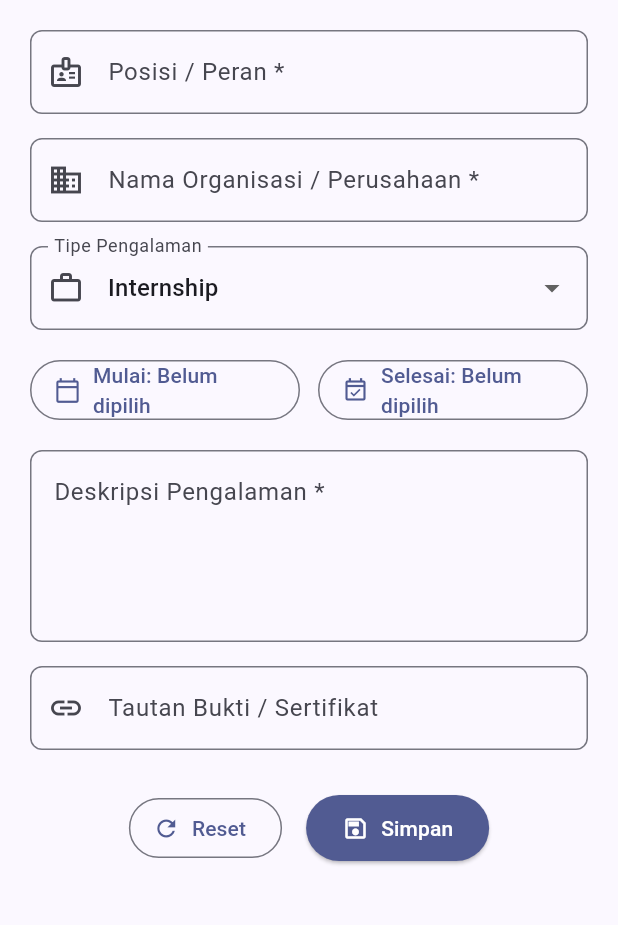
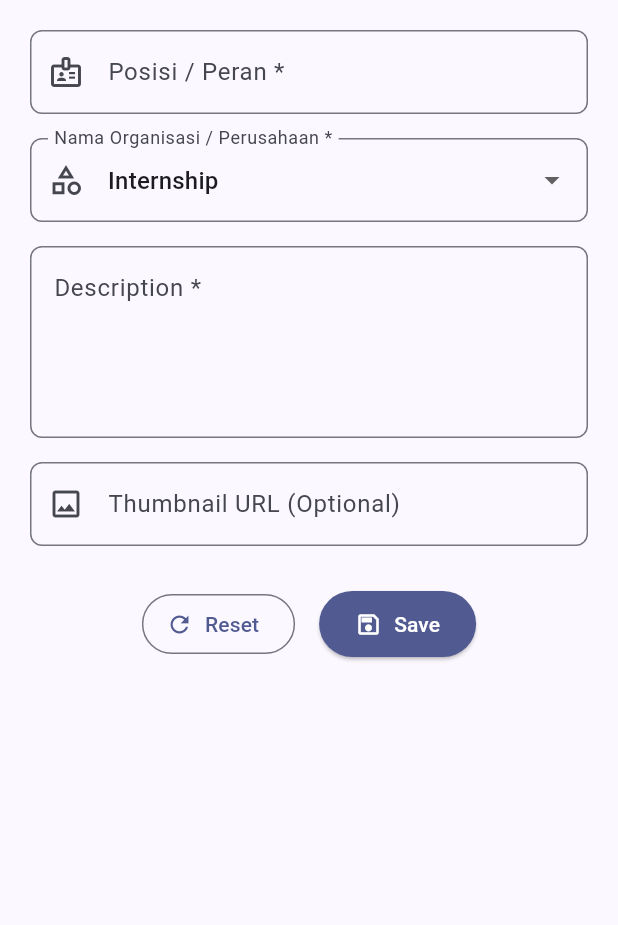
Before and after one commit to ghaisannabil-n/myportofolio_mobile, a Flutter app: the ExperienceFormPage screen opened directly, on a phone screen of 412 x 824 dp, the part 84-1009 px from its top. Run offline on Flutter 3.47's test engine with Material 3 defaults, Android fonts, the phone set to English and light mode, and no system bars; generated files the repository leaves out were written again.

Commit message:
feat: integrate authenticated POST and experience backend django

```diff
--- a/lib/models/experience.dart
+++ b/lib/models/experience.dart
@@ -6,12 +6,16 @@ part 'experience.g.dart';
 class Experience {
   const Experience({
     required this.title,
-    required this.role,
-    required this.organization,
-    required this.startDate,
-    this.endDate = '',
-    this.description = '',
+    required this.description,
+    required this.category,
     this.id,
+    this.thumbnail = '',
+    this.categoryDisplay = '',
+    this.isOngoing = false,
+    this.starCount = 0,
+    this.isStarred = false,
+    this.experienceImg = '',
+    this.starredByNames = '',
   });
 
   factory Experience.fromJson(Map<String, dynamic> json) =>
@@ -20,15 +24,29 @@ class Experience {
   @JsonKey(includeToJson: false)
   final String? id;
   final String title;
-  final String role;
-  final String organization;
-  final String startDate;
+  final String description;
+  final String category;
 
   @JsonKey(defaultValue: '')
-  final String endDate;
+  final String thumbnail;
+
+  @JsonKey(includeToJson: false, defaultValue: '')
+  final String categoryDisplay;
+
+  @JsonKey(includeToJson: false, defaultValue: false)
+  final bool isOngoing;
+
+  @JsonKey(includeToJson: false, defaultValue: 0)
+  final int starCount;
+
+  @JsonKey(includeToJson: false, defaultValue: false)
+  final bool isStarred;
 
   @JsonKey(defaultValue: '')
-  final String description;
+  final String experienceImg;
+
+  @JsonKey(includeToJson: false, defaultValue: '')
+  final String starredByNames;
 
   Map<String, dynamic> toJson() => _$ExperienceToJson(this);
 }
--- a/lib/screens/experience_form.dart
+++ b/lib/screens/experience_form.dart
@@ -1,5 +1,11 @@
 import 'package:flutter/material.dart';
 import 'package:myportofolio_mobile/widgets/left_drawer.dart';
+import 'package:myportofolio_mobile/models/experience.dart';
+import 'package:myportofolio_mobile/screens/experience_list_screen.dart';
+import 'package:myportofolio_mobile/services/api_client.dart';
+import 'package:myportofolio_mobile/services/auth_state.dart';
+import 'package:myportofolio_mobile/widgets/auth_guard.dart';
+import 'package:provider/provider.dart';
 
 class ExperienceFormPage extends StatefulWidget {
   const ExperienceFormPage({super.key});
@@ -11,68 +17,153 @@ class ExperienceFormPage extends StatefulWidget {
 class _ExperienceFormPageState extends State<ExperienceFormPage> {
   final _formKey = GlobalKey<FormState>();
 
-  String _role = "";
-  String _organization = "";
-  String _employmentType = "Internship";
-  String _description = "";
-  String _proofLink = "";
-  DateTime? _startDate;
-  DateTime? _endDate;
+  static const Map<String, String> _categoryOptions = {
+    'internship': 'Internship',
+    'work': 'Work',
+    'organization': 'Organization',
+    'volunteer': 'Volunteer',
+    'academic': 'Academic',
+  };
 
-  final List<String> _employmentTypes = [
-    'Internship',
-    'Full-time',
-    'Part-time',
-    'Contract',
-    'Organization / Committee',
-  ];
+  String _title = '';
+  String _description = '';
+  String _category = _categoryOptions.keys.first;
+  String _thumbnail = '';
+  bool _isSubmitting = false;
 
-  String _formatDate(DateTime? date) {
-    if (date == null) return "Belum dipilih";
-    final year = date.year.toString();
-    final month = date.month.toString().padLeft(2, '0');
-    final day = date.day.toString().padLeft(2, '0');
-    return "$year-$month-$day";
+  String? _validateOptionalUrl(String? value) {
+    final trimmed = value?.trim() ?? '';
+    if (trimmed.isEmpty) return null;
+    final uri = Uri.tryParse(trimmed);
+    final isValid =
+        uri != null &&
+        (uri.scheme == 'http' || uri.scheme == 'https') &&
+        uri.host.isNotEmpty;
+    if (!isValid) {
+      return 'Masukkan format URL yang valid';
+    }
+    return null;
   }
 
-  Future<void> _selectDate(
-    BuildContext context, {
-    required bool isStart,
-  }) async {
-    final DateTime now = DateTime.now();
-    final DateTime initial = isStart
-        ? (_startDate ?? now)
-        : (_endDate ?? _startDate ?? now);
-
-    final DateTime? picked = await showDatePicker(
-      context: context,
-      initialDate: initial,
-      firstDate: DateTime(2015),
-      lastDate: DateTime(2030),
-    );
-
-    if (picked != null) {
-      setState(() {
-        if (isStart) {
-          _startDate = picked;
-        } else {
-          _endDate = picked;
+  String _friendlyErrorMessage(ApiException e) {
+    switch (e.statusCode) {
+      case 400:
+        return 'Data tidak valid (400). Periksa kembali isian formulir.';
+      case 403:
+        return 'Akses ditolak (403). Akun tidak memiliki izin.';
+      case 404:
+        return 'Endpoint tidak ditemukan (404).';
+      default:
+        if (e.statusCode >= 500) {
+          return 'Terjadi kesalahan pada server (${e.statusCode}). Coba lagi nanti.';
         }
-      });
+        return 'Gagal menyimpan pengalaman (${e.statusCode}).';
     }
   }
 
   void _resetForm() {
-    _formKey.currentState!.reset();
+    _formKey.currentState?.reset();
     setState(() {
-      _role = "";
-      _organization = "";
-      _employmentType = "Internship";
-      _description = "";
-      _proofLink = "";
-      _startDate = null;
-      _endDate = null;
+      _title = '';
+      _description = '';
+      _category = _categoryOptions.keys.first;
+      _thumbnail = '';
     });
+  }
+
+  Future<void> _submit() async {
+    if (!_formKey.currentState!.validate()) return;
+    final loggedIn = await ensureLoggedIn(context);
+    if (!mounted || !loggedIn) return;
+    final token = context.read<AuthState>().token;
+    if (token == null) return;
+    setState(() {
+      _isSubmitting = true;
+    });
+    final newExperience = Experience(
+      title: _title.trim(),
+      description: _description.trim(),
+      category: _category,
+      thumbnail: _thumbnail.trim(),
+    );
+    try {
+      final created = await context.read<ApiClient>().createExperience(
+        newExperience,
+        token: token,
+      );
+      if (!mounted) return;
+      final action = await showDialog<String>(
+        context: context,
+        builder: (dialogContext) {
+          final displayCategory = created.categoryDisplay.isNotEmpty
+              ? created.categoryDisplay
+              : created.category;
+          return AlertDialog(
+            title: const Text('Experience berhasil disimpan!'),
+            content: SingleChildScrollView(
+              child: Column(
+                mainAxisSize: MainAxisSize.min,
+                crossAxisAlignment: CrossAxisAlignment.start,
+                children: [
+                  Text('Title: ${created.title}'),
+                  Text('Category: $displayCategory'),
+                  Text('Description: ${created.description}'),
+                  if (created.thumbnail.isNotEmpty)
+                    Text('Thumbnail: ${created.thumbnail}'),
+                ],
+              ),
+            ),
+            actions: [
+              TextButton(
+                onPressed: () => Navigator.pop(dialogContext, 'add_more'),
+                child: const Text('Tambah Lagi'),
+              ),
+              ElevatedButton(
+                onPressed: () => Navigator.pop(dialogContext, 'view_list'),
+                child: const Text('Lihat Daftar'),
+              ),
+            ],
+          );
+        },
+      );
+      if (!mounted) return;
+      if (action == 'view_list') {
+        await Navigator.pushReplacement<void, void>(
+          context,
+          MaterialPageRoute<void>(builder: (_) => const ExperienceListScreen()),
+        );
+      } else {
+        _resetForm();
+      }
+    } on ApiException catch (e) {
+      if (!mounted) return;
+      if (e.statusCode == 401) {
+        await context.read<AuthState>().logout();
+        if (!mounted) return;
+        ScaffoldMessenger.of(context).showSnackBar(
+          const SnackBar(
+            content: Text('Sesi login kedaluwarsa (401). Silakan login ulang.'),
+          ),
+        );
+        await ensureLoggedIn(context);
+      } else {
+        ScaffoldMessenger.of(context)
+            .showSnackBar(SnackBar(content: Text(_friendlyErrorMessage(e))));
+      }
+    } catch (_) {
+      if (!mounted) return;
+      ScaffoldMessenger.of(context).showSnackBar(
+        const SnackBar(
+          content: Text('Gagal terhubung ke server. Periksa koneksi Anda.'),
+        ),
+      );
+    } finally {
+      if (mounted) {
+        setState(() {
+          _isSubmitting = false;
+        });
+      }
+    }
   }
 
   @override
@@ -111,284 +202,116 @@ class _ExperienceFormPageState extends State<ExperienceFormPage> {
                       borderRadius: BorderRadius.circular(8.0),
                     ),
                   ),
-                  onChanged: (String? value) {
-                    setState(() {
-                      _role = value ?? "";
-                    });
-                  },
-                  validator: (String? value) {
+                  onChanged: (value) => _title = value,
+                  validator: (value) {
                     if (value == null || value.trim().isEmpty) {
-                      return "Posisi atau peran tidak boleh kosong!";
-                    }
-                    if (value.trim().length < 3) {
-                      return "Posisi minimal terdiri dari 3 karakter!";
-                    }
-                    if (value.trim().length > 100) {
-                      return "Posisi maksimal 100 karakter!";
+                      return 'Title tidak boleh kosong!';
                     }
                     return null;
                   },
                 ),
               ),
-
               Padding(
                 padding: const EdgeInsets.all(8.0),
-                child: TextFormField(
+                child: DropdownButtonFormField<String>(
                   decoration: InputDecoration(
                     hintText: "Contoh: Fakultas Ilmu Komputer UI",
                     labelText: "Nama Organisasi / Perusahaan *",
-                    prefixIcon: const Icon(Icons.business_outlined),
+                    prefixIcon: const Icon(Icons.category_outlined),
                     border: OutlineInputBorder(
                       borderRadius: BorderRadius.circular(8.0),
                     ),
                   ),
-                  onChanged: (String? value) {
-                    setState(() {
-                      _organization = value ?? "";
-                    });
-                  },
-                  validator: (String? value) {
+                  initialValue: _category,
+                  items: _categoryOptions.entries
+                      .map(
+                        (entry) => DropdownMenuItem<String>(
+                          value: entry.key,
+                          child: Text(entry.value),
+                        ),
+                      )
+                      .toList(),
+                  onChanged: _isSubmitting
+                      ? null
+                      : (newValue) {
+                          if (newValue != null) {
+                            setState(() => _category = newValue);
+                          }
+                        },
+                ),
+              ),
+              Padding(
+                padding: const EdgeInsets.all(8),
+                child: TextFormField(
+                  maxLines: 4,
+                  decoration: InputDecoration(
+                    hintText: 'Jelaskan kontribusi dan tanggung jawab utama...',
+                    labelText: 'Description *',
+                    alignLabelWithHint: true,
+                    border: OutlineInputBorder(
+                      borderRadius: BorderRadius.circular(8),
+                    ),
+                  ),
+                  onChanged: (value) => _description = value,
+                  validator: (value) {
                     if (value == null || value.trim().isEmpty) {
-                      return "Nama organisasi tidak boleh kosong!";
-                    }
-                    if (value.trim().length > 100) {
-                      return "Nama organisasi maksimal 100 karakter!";
+                      return 'Description tidak boleh kosong!';
                     }
                     return null;
                   },
                 ),
               ),
-
               Padding(
-                padding: const EdgeInsets.all(8.0),
-                child: DropdownButtonFormField<String>(
-                  decoration: InputDecoration(
-                    labelText: "Tipe Pengalaman",
-                    prefixIcon: const Icon(Icons.work_outline),
-                    border: OutlineInputBorder(
-                      borderRadius: BorderRadius.circular(8.0),
-                    ),
-                  ),
-                  initialValue: _employmentType,
-                  items: _employmentTypes
-                      .map(
-                        (type) =>
-                            DropdownMenuItem(value: type, child: Text(type)),
-                      )
-                      .toList(),
-                  onChanged: (String? newValue) {
-                    setState(() {
-                      _employmentType = newValue!;
-                    });
-                  },
-                ),
-              ),
-
-              Padding(
-                padding: const EdgeInsets.all(8.0),
-                child: FormField<bool>(
-                  validator: (_) {
-                    if (_startDate == null || _endDate == null) {
-                      return "Tanggal mulai dan tanggal selesai wajib dipilih!";
-                    }
-                    if (_endDate!.isBefore(_startDate!)) {
-                      return "Tanggal selesai tidak boleh mendahului tanggal mulai!";
-                    }
-                    return null;
-                  },
-                  builder: (FormFieldState<bool> fieldState) {
-                    return Column(
-                      crossAxisAlignment: CrossAxisAlignment.start,
-                      children: [
-                        Row(
-                          children: [
-                            Expanded(
-                              child: OutlinedButton.icon(
-                                onPressed: () =>
-                                    _selectDate(context, isStart: true),
-                                icon: const Icon(Icons.calendar_today_outlined),
-                                label: Text(
-                                  "Mulai: ${_formatDate(_startDate)}",
-                                ),
-                              ),
-                            ),
-                            const SizedBox(width: 12),
-                            Expanded(
-                              child: OutlinedButton.icon(
-                                onPressed: () =>
-                                    _selectDate(context, isStart: false),
-                                icon: const Icon(
-                                  Icons.event_available_outlined,
-                                ),
-                                label: Text(
-                                  "Selesai: ${_formatDate(_endDate)}",
-                                ),
-                              ),
-                            ),
-                          ],
-                        ),
-                        if (fieldState.hasError)
-                          Padding(
-                            padding: const EdgeInsets.only(
-                              top: 6.0,
-                              left: 12.0,
-                            ),
-                            child: Text(
-                              fieldState.errorText!,
-                              style: TextStyle(
-                                color: Theme.of(context).colorScheme.error,
-                                fontSize: 12,
-                              ),
-                            ),
-                          ),
-                      ],
-                    );
-                  },
-                ),
-              ),
-
-              Padding(
-                padding: const EdgeInsets.all(8.0),
-                child: TextFormField(
-                  maxLines: 4,
-                  decoration: InputDecoration(
-                    hintText: "Jelaskan kontribusi dan tanggung jawab utama...",
-                    labelText: "Deskripsi Pengalaman *",
-                    alignLabelWithHint: true,
-                    border: OutlineInputBorder(
-                      borderRadius: BorderRadius.circular(8.0),
-                    ),
-                  ),
-                  onChanged: (String? value) {
-                    setState(() {
-                      _description = value ?? "";
-                    });
-                  },
-                  validator: (String? value) {
-                    if (value == null || value.trim().isEmpty) {
-                      return "Deskripsi pengalaman tidak boleh kosong!";
-                    }
-                    if (value.trim().length < 10) {
-                      return "Deskripsi minimal terdiri dari 10 karakter!";
-                    }
-                    return null;
-                  },
-                ),
-              ),
-
-              Padding(
-                padding: const EdgeInsets.all(8.0),
+                padding: const EdgeInsets.all(8),
                 child: TextFormField(
                   keyboardType: TextInputType.url,
                   decoration: InputDecoration(
-                    hintText: "https://linkedin.com/in/username (opsional)",
-                    labelText: "Tautan Bukti / Sertifikat",
-                    prefixIcon: const Icon(Icons.link),
+                    hintText: 'https://example.com/thumbnail.png (opsional)',
+                    labelText: 'Thumbnail URL (Optional)',
+                    prefixIcon: const Icon(Icons.image_outlined),
                     border: OutlineInputBorder(
-                      borderRadius: BorderRadius.circular(8.0),
+                      borderRadius: BorderRadius.circular(8),
                     ),
                   ),
-                  onChanged: (String? value) {
-                    setState(() {
-                      _proofLink = value ?? "";
-                    });
-                  },
-                  validator: (String? value) {
-                    if (value != null && value.trim().isNotEmpty) {
-                      final uri = Uri.tryParse(value.trim());
-                      final isValidUrl =
-                          uri != null &&
-                          (uri.scheme == 'http' || uri.scheme == 'https') &&
-                          uri.host.isNotEmpty;
-                      if (!isValidUrl) {
-                        return "Masukkan format URL yang valid (diawali http:// atau https://)!";
-                      }
-                    }
-                    return null;
-                  },
+                  onChanged: (value) => _thumbnail = value,
+                  validator: _validateOptionalUrl,
                 ),
               ),
-
               const SizedBox(height: 12),
-
               Align(
                 alignment: Alignment.bottomCenter,
                 child: Padding(
-                  padding: const EdgeInsets.all(8.0),
+                  padding: const EdgeInsets.all(8),
                   child: Row(
                     mainAxisAlignment: MainAxisAlignment.center,
                     children: [
                       OutlinedButton.icon(
-                        onPressed: _resetForm,
+                        onPressed: _isSubmitting ? null : _resetForm,
                         icon: const Icon(Icons.refresh),
-                        label: const Text("Reset"),
+                        label: const Text('Reset'),
                       ),
                       const SizedBox(width: 16),
                       ElevatedButton.icon(
-                        style: ButtonStyle(
-                          backgroundColor: WidgetStateProperty.all(
-                            primaryColor,
-                          ),
-                          padding: WidgetStateProperty.all(
-                            const EdgeInsets.symmetric(
-                              horizontal: 24,
-                              vertical: 12,
-                            ),
+                        style: ElevatedButton.styleFrom(
+                          backgroundColor: primaryColor,
+                          foregroundColor: Colors.white,
+                          padding: const EdgeInsets.symmetric(
+                            horizontal: 24,
+                            vertical: 12,
                           ),
                         ),
-                        onPressed: () {
-                          if (_formKey.currentState!.validate()) {
-                            showDialog(
-                              context: context,
-                              builder: (context) {
-                                return AlertDialog(
-                                  title: const Text(
-                                    'Pengalaman berhasil disimpan!',
-                                  ),
-                                  content: SingleChildScrollView(
-                                    child: Column(
-                                      crossAxisAlignment:
-                                          CrossAxisAlignment.start,
-                                      children: [
-                                        Text('Posisi: ${_role.trim()}'),
-                                        Text(
-                                          'Organisasi: ${_organization.trim()}',
-                                        ),
-                                        Text('Tipe: $_employmentType'),
-                                        Text(
-                                          'Periode: ${_formatDate(_startDate)} s.d. ${_formatDate(_endDate)}',
-                                        ),
-                                        Text(
-                                          'Deskripsi: ${_description.trim()}',
-                                        ),
-                                        Text(
-                                          'Tautan: ${_proofLink.trim().isEmpty ? "-" : _proofLink.trim()}',
-                                        ),
-                                      ],
-                                    ),
-                                  ),
-                                  actions: [
-                                    TextButton(
-                                      child: const Text('OK'),
-                                      onPressed: () {
-                                        Navigator.pop(context);
-                                        _resetForm();
-                                      },
-                                    ),
-                                  ],
-                                );
-                              },
-                            );
-                          }
-                        },
-                        icon: const Icon(
-                          Icons.save_outlined,
-                          color: Colors.white,
-                        ),
-                        label: const Text(
-                          "Simpan",
-                          style: TextStyle(color: Colors.white),
-                        ),
+                        onPressed: _isSubmitting ? null : _submit,
+                        icon: _isSubmitting
+                            ? const SizedBox(
+                                height: 18,
+                                width: 18,
+                                child: CircularProgressIndicator(
+                                  strokeWidth: 2,
+                                  color: Colors.white,
+                                ),
+                              )
+                            : const Icon(Icons.save_outlined),
+                        label: Text(_isSubmitting ? 'Menyimpan...' : 'Save'),
                       ),
                     ],
                   ),
--- a/lib/services/auth_state.dart
+++ b/lib/services/auth_state.dart
@@ -20,7 +20,6 @@ class AuthState extends ChangeNotifier {
     final current = _token;
     if (current == null) return;
 
-
     // Always set _token = null and call notifyListeners() in finally,
     // even if the server request fails.
     try {
```
Also changed, not shown: lib/screens/experience_detail_screen.dart (+41 -13 lines), lib/screens/experience_list_screen.dart (+18 -11 lines).
